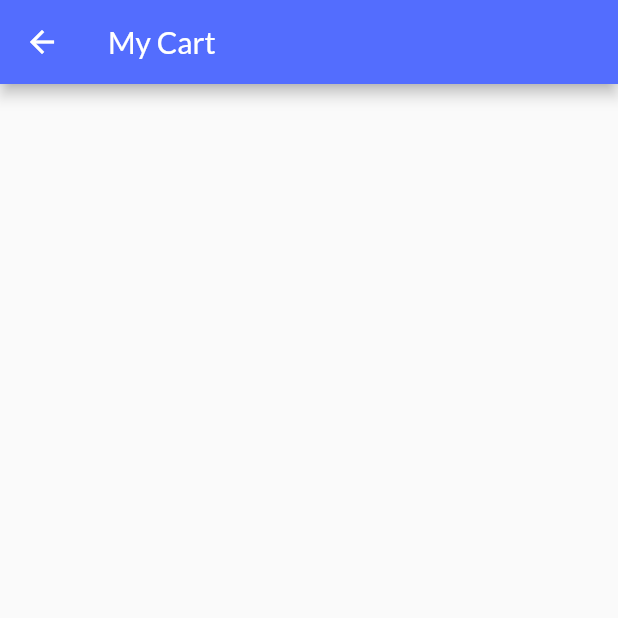
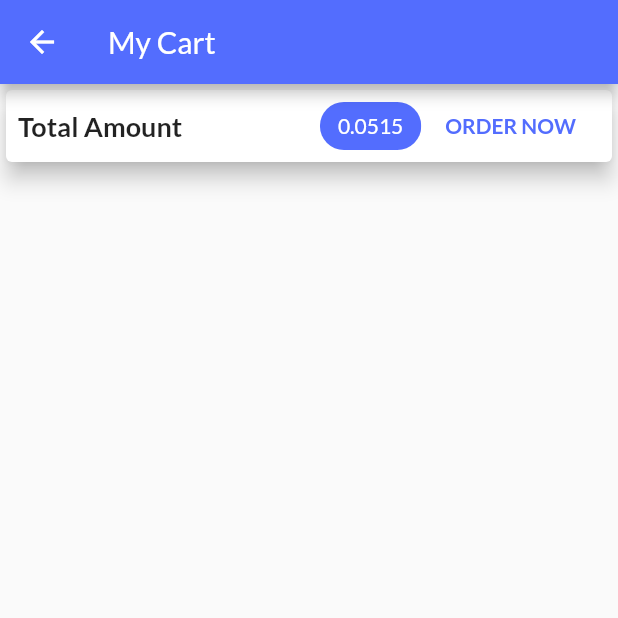
Before and after one commit to poolGolez/palit, a Flutter app: the CartScreen screen opened by its route, on a phone screen of 412 x 824 dp, the top half of it. Run offline on Flutter 3.47's test engine with Material 2 defaults, Android fonts, the phone set to English and light mode, and no system bars; network calls fail.

Commit message:
Format layout for cart

```diff
--- a/lib/screens/cart_screen.dart
+++ b/lib/screens/cart_screen.dart
@@ -1,8 +1,7 @@
 import 'package:flutter/material.dart';
 
 class CartScreen extends StatelessWidget {
-
-static const ROUTE_NAME = '/cart';
+  static const ROUTE_NAME = '/cart';
   @override
   Widget build(BuildContext context) {
     return Scaffold(
@@ -13,8 +12,35 @@ static const ROUTE_NAME = '/cart';
         children: <Widget>[
           Card(
             elevation: 6,
-            child: Row(
-              children: <Widget>[],
+            child: Padding(
+              padding: const EdgeInsets.symmetric(horizontal: 8.0),
+              child: Row(
+                children: <Widget>[
+                  Text('Total Amount',
+                      style: const TextStyle(
+                        fontSize: 18,
+                        fontWeight: FontWeight.bold,
+                      )),
+                  Spacer(),
+                  Chip(
+                    label: Text(
+                      '0.0515',
+                      style: TextStyle(color: Colors.white),
+                    ),
+                    backgroundColor: Theme.of(context).primaryColor,
+                  ),
+                  FlatButton(
+                      onPressed: () {},
+                      child: Text(
+                        'ORDER NOW',
+                        style: TextStyle(
+                          color: Theme.of(context).primaryColor,
+                          fontSize: 14,
+                          fontWeight: FontWeight.bold,
+                        ),
+                      ))
+                ],
+              ),
             ),
           )
         ],
```
